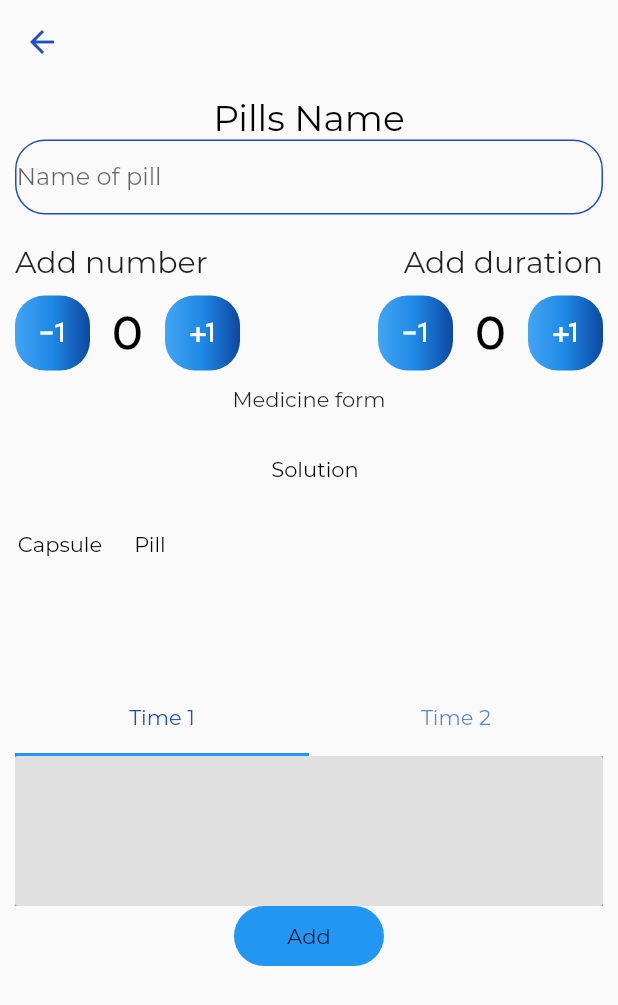
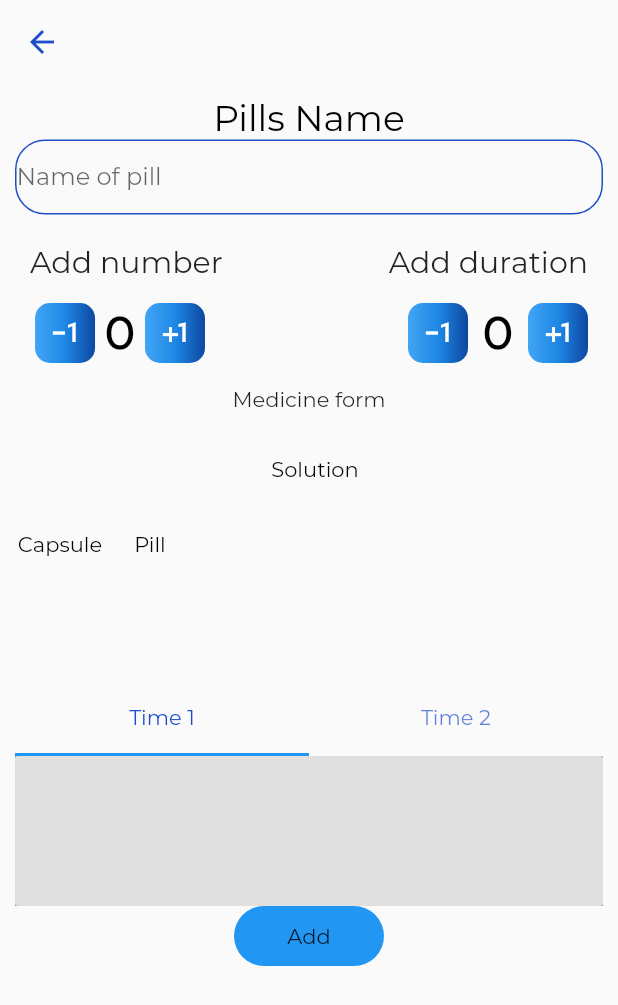
Before and after one commit to AadumKhor/HealthPal, a Flutter app: the PillsScreen screen opened by its route, on a phone screen of 412 x 824 dp. Shown: the top 1005 px of the screen. Run offline on Flutter 3.47's test engine with Material 2 defaults, Android fonts, the phone set to English and light mode, and no system bars; our stand-ins replace firebase_storage, flare_flutter, flutter_local_notifications, image_picker, platform; missing offline and left inert: firebase_ml_vision, flutter_sparkline; accounts and stored records are empty.

Commit message:
Working app with UI changes on add pills

```diff
--- a/lib/Screens/add_pills.dart
+++ b/lib/Screens/add_pills.dart
@@ -103,7 +103,9 @@ class _PillsScreenState extends State<PillsScreen>
               SizedBox(
                 height: 20.0,
               ),
-              Row(
+              Padding(
+                padding: const EdgeInsets.symmetric(horizontal:10.0),
+                child: Row(
                   mainAxisAlignment: MainAxisAlignment.spaceBetween,
                   children: <Widget>[
                     Text(
@@ -111,7 +113,7 @@ class _PillsScreenState extends State<PillsScreen>
                       style: TextStyle(fontSize: 20.0),
                     ),
                     SizedBox(
-                    width: 100,
+                      width: 50,
                     ),
                     Text(
                       'Add duration',
@@ -119,21 +121,24 @@ class _PillsScreenState extends State<PillsScreen>
                     )
                   ],
                 ),
+              ),
               SizedBox(
                 height: 10.0,
               ),
-              Row(
-                mainAxisAlignment: MainAxisAlignment.spaceBetween,
-                children: <Widget>[
-                  Container(
-                    width: 150.0,
-                    height: 50.0,
+              Padding(
+                padding: const EdgeInsets.symmetric(horizontal:10.0),
                 child: Row(
                   mainAxisAlignment: MainAxisAlignment.spaceBetween,
                   children: <Widget>[
                     Container(
-                          width: 50.0,
+                      width: 120,
                       height: 50.0,
+                      child: Row(
+                        mainAxisAlignment: MainAxisAlignment.spaceAround,
+                        children: <Widget>[
+                          Container(
+                            width: 40.0,
+                            height: 40.0,
                             child: GestureDetector(
                               onTap: (){
                                 setState(() {
@@ -143,7 +148,7 @@ class _PillsScreenState extends State<PillsScreen>
                                 child: Icon(Icons.exposure_neg_1,
                                     color: Colors.white)),
                             decoration: BoxDecoration(
-                            borderRadius: BorderRadius.circular(20.0),
+                              borderRadius: BorderRadius.circular(10.0),
                                 gradient: LinearGradient(
                                     begin: Alignment.centerLeft,
                                     end: Alignment.centerRight,
@@ -162,8 +167,8 @@ class _PillsScreenState extends State<PillsScreen>
                             ),
                           ),
                           Container(
-                          width: 50.0,
-                          height: 50.0,
+                            width: 40.0,
+                            height: 40.0,
                             child: GestureDetector(
                               onTap: (){
                                 setState(() {
@@ -173,7 +178,7 @@ class _PillsScreenState extends State<PillsScreen>
                                 child: Icon(Icons.plus_one,
                                     color: Colors.white)),
                             decoration: BoxDecoration(
-                            borderRadius: BorderRadius.circular(20.0),
+                              borderRadius: BorderRadius.circular(10.0),
                                 gradient: LinearGradient(
                                     begin: Alignment.centerLeft,
                                     end: Alignment.centerRight,
@@ -187,17 +192,17 @@ class _PillsScreenState extends State<PillsScreen>
                       ),
                     ),
                     SizedBox(
-                    width: 80.0,
+                      width: 10.0,
                     ),
                     Container(
-                    width: 150.0,
+                      width: 120,
                       height: 50.0,
                       child: Row(
                         mainAxisAlignment: MainAxisAlignment.spaceBetween,
                         children: <Widget>[
                           Container(
-                          width: 50.0,
-                          height: 50.0,
+                            width: 40.0,
+                            height: 40.0,
                             child: GestureDetector(
                               onTap: (){
                                 setState(() {
@@ -207,7 +212,7 @@ class _PillsScreenState extends State<PillsScreen>
                                 child: Icon(Icons.exposure_neg_1,
                                     color: Colors.white)),
                             decoration: BoxDecoration(
-                            borderRadius: BorderRadius.circular(20.0),
+                              borderRadius: BorderRadius.circular(10.0),
                                 gradient: LinearGradient(
                                     begin: Alignment.centerLeft,
                                     end: Alignment.centerRight,
@@ -226,8 +231,8 @@ class _PillsScreenState extends State<PillsScreen>
                             ),
                           ),
                           Container(
-                          width: 50.0,
-                          height: 50.0,
+                            width: 40.0,
+                            height: 40.0,
                             child: GestureDetector(
                               onTap: (){
                                 setState(() {
@@ -237,7 +242,7 @@ class _PillsScreenState extends State<PillsScreen>
                                 child: Icon(Icons.plus_one,
                                     color: Colors.white)),
                             decoration: BoxDecoration(
-                            borderRadius: BorderRadius.circular(20.0),
+                              borderRadius: BorderRadius.circular(10.0),
                                 gradient: LinearGradient(
                                     begin: Alignment.centerLeft,
                                     end: Alignment.centerRight,
@@ -251,6 +256,7 @@ class _PillsScreenState extends State<PillsScreen>
                       ),
                     ),
                   ],
+                ),
               ),
               SizedBox(
                 height: 10.0,
--- a/lib/Screens/homescreen.dart
+++ b/lib/Screens/homescreen.dart
@@ -40,7 +40,7 @@ class _HomeScreenState extends State<HomeScreen>
               right: 20,
               child: GestureDetector(
                 child: Text(
-              'Add diet',
+                  '- Add intake',
                   style: TextStyle(fontFamily: 'Montserrat', fontSize: 30),
                 ),
                 onTap: () {
@@ -62,7 +62,7 @@ class _HomeScreenState extends State<HomeScreen>
               right: 20,
               child: GestureDetector(
                 child: Text(
-              'Prescription',
+                  '- Prescription',
                   style: TextStyle(fontFamily: 'Montserrat', fontSize: 30),
                 ),
                 onTap: () {
@@ -84,11 +84,11 @@ class _HomeScreenState extends State<HomeScreen>
               right: 20,
               child: GestureDetector(
                 child: Text(
-              'Add diet',
+                  '- Add Pills',
                   style: TextStyle(fontFamily: 'Montserrat', fontSize: 30),
                 ),
                 onTap: () {
-              Navigator.pushNamed(context, '/calorie');
+                  Navigator.pushNamed(context, '/pills');
                 },
               ))
         ],
@@ -111,7 +111,7 @@ class _HomeScreenState extends State<HomeScreen>
           Container(
             decoration: BoxDecoration(
                 gradient: RadialGradient(
-                    colors: [Colors.blue[900],Colors.white],
+                    colors: [Colors.blue[900], Colors.white],
                     center: Alignment(1, -3),
                     radius: 2)),
             height: 200,
@@ -150,7 +150,11 @@ class _HomeScreenState extends State<HomeScreen>
               decoration: BoxDecoration(
                   borderRadius: BorderRadius.circular(15),
                   gradient: LinearGradient(
-                      colors: [Colors.blue[900], Colors.blue[800], Colors.blue[500]],
+                      colors: [
+                        Colors.blue[900],
+                        Colors.blue[800],
+                        Colors.blue[500]
+                      ],
                       begin: Alignment.centerLeft,
                       end: Alignment.centerRight,
                       tileMode: TileMode.clamp)),
@@ -204,7 +208,11 @@ class _HomeScreenState extends State<HomeScreen>
               decoration: BoxDecoration(
                   borderRadius: BorderRadius.circular(15),
                   gradient: LinearGradient(
-                      colors: [Colors.blue[900], Colors.blue[800], Colors.blue[500]],
+                      colors: [
+                        Colors.blue[900],
+                        Colors.blue[800],
+                        Colors.blue[500]
+                      ],
                       begin: Alignment.centerLeft,
                       end: Alignment.centerRight,
                       tileMode: TileMode.clamp)),
@@ -254,7 +262,11 @@ class _HomeScreenState extends State<HomeScreen>
               decoration: BoxDecoration(
                   borderRadius: BorderRadius.circular(15),
                   gradient: LinearGradient(
-                    colors: [Colors.blue[900], Colors.blue[800], Colors.blue[500]],
+                    colors: [
+                      Colors.blue[900],
+                      Colors.blue[800],
+                      Colors.blue[500]
+                    ],
                     begin: Alignment.centerLeft,
                     end: Alignment.centerRight,
                   )),
@@ -270,11 +282,20 @@ class _HomeScreenState extends State<HomeScreen>
                       alignment: Alignment.center,
                     ),
                     SizedBox(width: 10),
-                    Text('ACTIVITY',
+                    GestureDetector(
+                      onTap: () {
+                        height = 250.0;
+                        show3 = 1;
+                        setState(() {
+
+                        });
+                      },
+                      child: Text('ACTIVITY',
                           style: TextStyle(
                               fontWeight: FontWeight.w500,
                               fontSize: 40,
                               color: Colors.white)),
+                    ),
                     SizedBox(width: 50),
                     content3()
                   ],
@@ -305,7 +326,7 @@ class _HomeScreenState extends State<HomeScreen>
                 onPressed: () {
                   if (index == 0) {
                     launch("tel://8076793233"); // call the doctor
-                  } else {
+                  } else if (index == 1) {
                     launch("tel://8076793233"); // call ambulance
                   }
                 },
```
Lines whose indentation alone changed are shown as unchanged.
